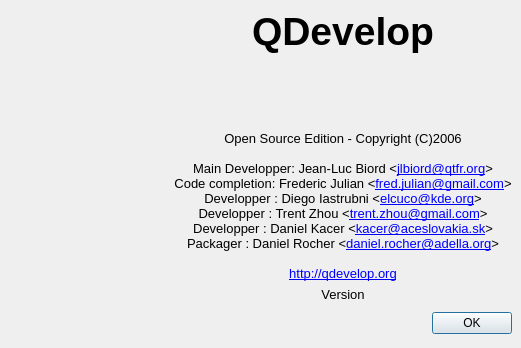
First picture: the form in ui/about.ui, repository google-code-export/qdevelop, before the edit.
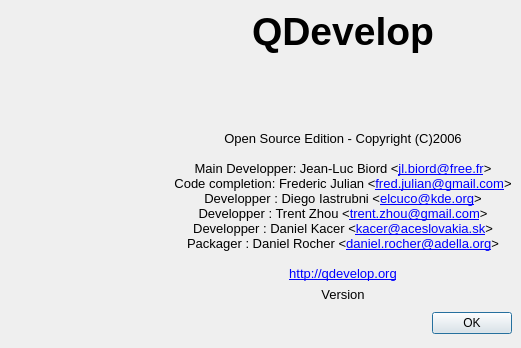
Second picture: the form after the edit. Icons and pictures are not drawn.

Commit message: - Update about dialog.

The edit to the form file:
```diff
--- a/ui/about.ui
+++ b/ui/about.ui
@@ -135,7 +135,7 @@
 &lt;/style>&lt;/head>&lt;body style=" font-family:'MS Shell Dlg 2'; font-size:8.25pt; font-weight:400; font-style:normal; text-decoration:none;">
 &lt;p style=" margin-top:0px; margin-bottom:0px; margin-left:0px; margin-right:0px; -qt-block-indent:0; text-indent:0px; font-size:8pt;">&lt;span style=" font-size:10pt;">Open Source Edition - Copyright (C)2006&lt;/span>&lt;/p>
 &lt;p style="-qt-paragraph-type:empty; margin-top:0px; margin-bottom:0px; margin-left:0px; margin-right:0px; -qt-block-indent:0; text-indent:0px; font-size:10pt;">&lt;/p>
-&lt;p style=" margin-top:0px; margin-bottom:0px; margin-left:0px; margin-right:0px; -qt-block-indent:0; text-indent:0px; font-size:10pt; color:#000000;">Main Developper: Jean-Luc Biord &amp;lt;&lt;a href="mailto:jlbiord@qtfr.org">&lt;span style=" text-decoration: underline; color:#0000ff;">jlbiord@qtfr.org&lt;/span>&lt;/a>&amp;gt;&lt;/p>
+&lt;p style=" margin-top:0px; margin-bottom:0px; margin-left:0px; margin-right:0px; -qt-block-indent:0; text-indent:0px; font-size:10pt; color:#000000;">Main Developper: Jean-Luc Biord &amp;lt;&lt;a href="mailto:jl.biord@free.fr">&lt;span style=" text-decoration: underline; color:#0000ff;">jl.biord@free.fr&lt;/span>&lt;/a>&amp;gt;&lt;/p>
 &lt;p style=" margin-top:0px; margin-bottom:0px; margin-left:0px; margin-right:0px; -qt-block-indent:0; text-indent:0px; font-size:10pt; color:#000000;">Code completion: Frederic Julian &amp;lt;&lt;a href="mailto:fred.julian@gmail.com">&lt;span style=" text-decoration: underline; color:#0000ff;">fred.julian@gmail.com&lt;/span>&lt;/a>&amp;gt;&lt;/p>
 &lt;p style=" margin-top:0px; margin-bottom:0px; margin-left:0px; margin-right:0px; -qt-block-indent:0; text-indent:0px; font-size:10pt;">&lt;span style=" color:#000000;">Developper : Diego Iastrubni &lt;/span>&amp;lt;&lt;a href="mailto:elcuco@kde.org">&lt;span style=" text-decoration: underline; color:#0000ff;">elcuco@kde.org&lt;/span>&lt;/a>&lt;span style=" color:#000000;">&amp;gt;&lt;/span>&lt;/p>
 &lt;p style=" margin-top:0px; margin-bottom:0px; margin-left:0px; margin-right:0px; -qt-block-indent:0; text-indent:0px; font-size:10pt;">&lt;span style=" color:#000000;">Developper : Trent Zhou &lt;/span>&amp;lt;&lt;a href="mailto:trent.zhou@gmail.com">&lt;span style=" text-decoration: underline; color:#0000ff;">trent.zhou@gmail.com&lt;/span>&lt;/a>&amp;gt;&lt;br />&lt;span style=" color:#000000;">Developper : Daniel Kacer &lt;/span>&amp;lt;&lt;a href="mailto:kacer@aceslovakia.sk">&lt;span style=" text-decoration: underline; color:#0000ff;">kacer@aceslovakia.sk&lt;/span>&lt;/a>&amp;gt;&lt;br />&lt;span style=" color:#000000;">Packager : Daniel Rocher &lt;/span>&amp;lt;&lt;a href="mailto:daniel.rocher@adella.org">&lt;span style=" text-decoration: underline; color:#0000ff;">daniel.rocher@adella.org&lt;/span>&lt;/a>&amp;gt;&lt;br />&lt;/p>
```
